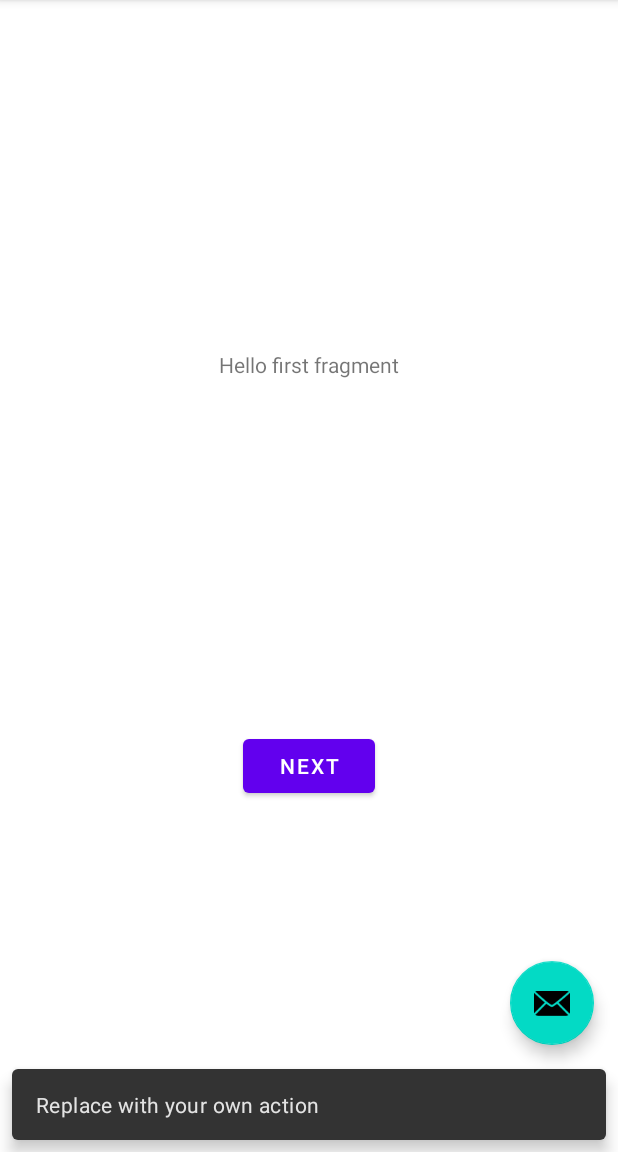
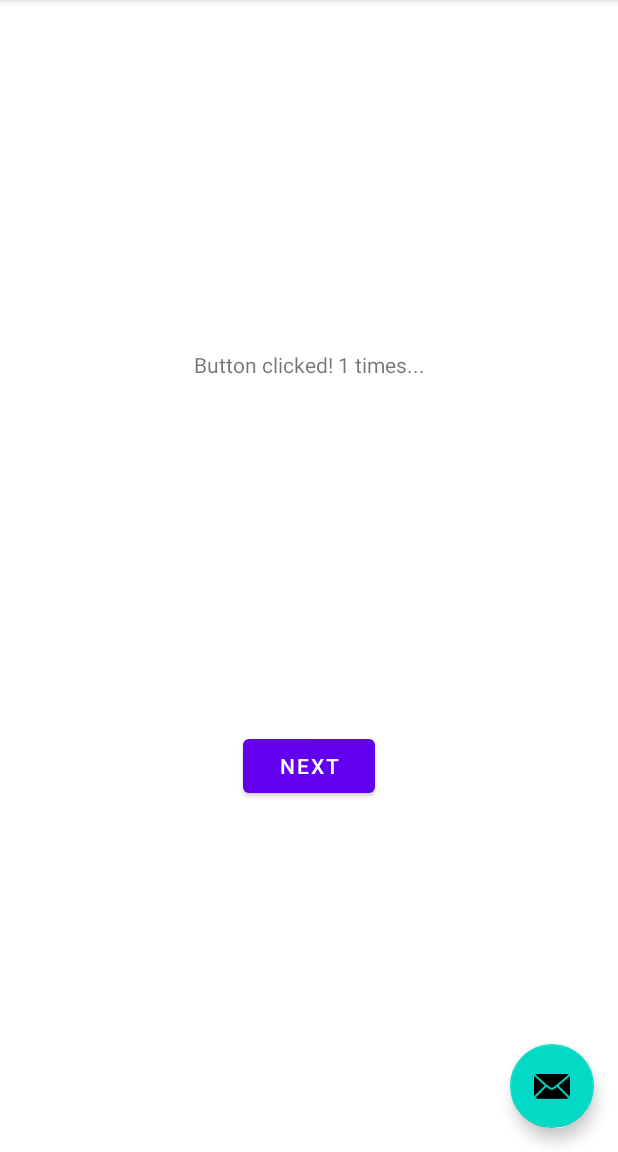
Before and after one commit to PrzemyslawSalek/remote_controller, an Android app: the screen it shows after launch (MainActivity), after a tap on an icon or button, on a phone screen of 412 x 824 dp, the part 84-1236 px from its top. Run offline under Robolectric (Android 15) with nearby library versions, the phone set to English and light mode, and no system bars.

Commit message:
how it's working

```diff
--- a/app/app/src/main/java/com/app/remote_controller_app/MainActivity.java
+++ b/app/app/src/main/java/com/app/remote_controller_app/MainActivity.java
@@ -12,8 +12,11 @@ import android.view.View;
 
 import android.view.Menu;
 import android.view.MenuItem;
+import android.widget.TextView;
 
 public class MainActivity extends AppCompatActivity {
+
+    int number_of_clicks = 0;
 
     @Override
     protected void onCreate(Bundle savedInstanceState) {
@@ -22,14 +25,23 @@ public class MainActivity extends AppCompatActivity {
         Toolbar toolbar = findViewById(R.id.toolbar);
         setSupportActionBar(toolbar);
 
-        FloatingActionButton fab = findViewById(R.id.fab);
-        fab.setOnClickListener(new View.OnClickListener() {
-            @Override
-            public void onClick(View view) {
-                Snackbar.make(view, "Replace with your own action", Snackbar.LENGTH_LONG)
-                        .setAction("Action", null).show();
-            }
-        });
+//        FloatingActionButton fab = findViewById(R.id.fab);
+//        fab.setOnClickListener(new View.OnClickListener() {
+//            @Override
+//            public void onClick(View view) {
+//                Snackbar.make(view, "Replace with your own action", Snackbar.LENGTH_LONG)
+//                        .setAction("Action", null).show();
+//            }
+//        });
+    }
+
+    // for presentation
+    public void testAction(View view) {
+        System.out.println("Clicked");
+        TextView text = (TextView) findViewById(R.id.textview_first);
+        number_of_clicks++;
+
+        text.setText("Button clicked! " + number_of_clicks + " times...");
     }
 
     @Override
--- a/app/app/src/main/res/layout/activity_main.xml
+++ b/app/app/src/main/res/layout/activity_main.xml
@@ -28,6 +28,7 @@
         android:layout_height="wrap_content"
         android:layout_gravity="bottom|end"
         android:layout_margin="@dimen/fab_margin"
+        android:onClick="testAction"
         app:srcCompat="@android:drawable/ic_dialog_email" />
 
 </androidx.coordinatorlayout.widget.CoordinatorLayout>
```
